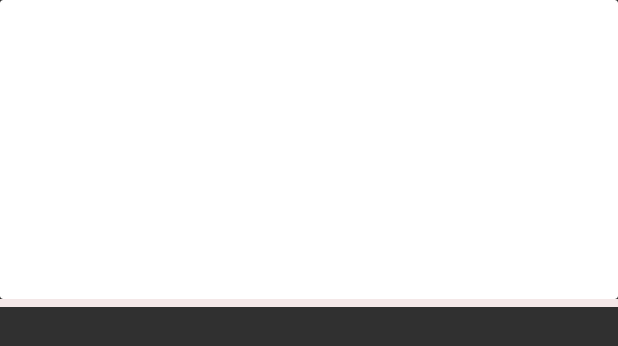
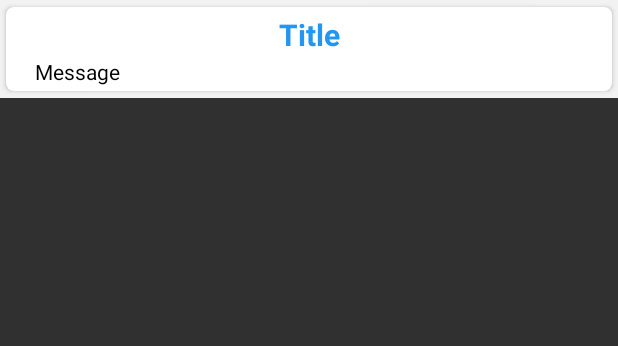
Before and after one commit to AkashShrestha31/OICSchh, an Android app: the layout notificationcard.xml on its own in the app's theme, with its tools: preview values and no code run, on a phone screen of 412 x 824 dp. Shown: the top 346 px of the screen. Run offline under Robolectric (Android 15) with nearby library versions, the phone set to English and light mode, and no system bars.

Commit message:
Firemessaging commit

```diff
--- a/app/src/main/res/layout/notificationcard.xml
+++ b/app/src/main/res/layout/notificationcard.xml
@@ -1,36 +1,59 @@
 <?xml version="1.0" encoding="utf-8"?>
 <LinearLayout xmlns:android="http://schemas.android.com/apk/res/android"
     xmlns:app="http://schemas.android.com/apk/res-auto"
+    xmlns:card_view="http://schemas.android.com/apk/res-auto"
     xmlns:tools="http://schemas.android.com/tools"
+    android:id="@+id/notificationlayout"
     android:layout_width="match_parent"
-    android:layout_height="match_parent"
+    android:layout_height="wrap_content"
+    android:background="#f2f2f2"
     android:orientation="vertical">
 
     <android.support.v7.widget.CardView
         android:layout_width="match_parent"
         android:layout_height="wrap_content"
-        app:cardBackgroundColor="#ffffff"
-
-        app:cardElevation="1dp">
+        android:clickable="true"
+        card_view:cardBackgroundColor="#ffffff"
+        card_view:cardCornerRadius="5dp"
+        card_view:cardUseCompatPadding="true"
+        card_view:contentPadding="3dp">
 
         <RelativeLayout
             android:layout_width="wrap_content"
-
             android:layout_height="wrap_content"
             android:orientation="vertical">
+
+            <TextView
+                android:id="@+id/notifytitle"
+                android:layout_width="match_parent"
+                android:layout_height="30dp"
+                android:gravity="center"
+                android:text="Title"
+                android:textColor="@color/tabselectedtextcolor"
+                android:textSize="20sp"
+                android:textStyle="bold" />
+
             <ImageView
-                android:id="@+id/notificationid"
-                android:layout_width="match_parent"
-                android:layout_height="180dp" />
-            <TextView
+                android:id="@+id/notify_image_url"
                 android:layout_width="match_parent"
                 android:layout_height="wrap_content"
-                android:layout_below="@id/notificationid" />
+                android:layout_below="@id/notifytitle"
+                android:scaleType="fitXY" />
+
+
+            <TextView
+                android:id="@+id/notifymessage"
+                android:layout_width="match_parent"
+                android:layout_height="wrap_content"
+                android:layout_below="@id/notify_image_url"
+                android:paddingLeft="16dp"
+                android:text="Message" />
         </RelativeLayout>
     </android.support.v7.widget.CardView>
-
-    <View
-        android:layout_width="match_parent"
-        android:layout_height="5dp"
-        android:background="#FFF4E8E8" />
+    <!--
+        <View
+            android:layout_width="match_parent"
+            android:layout_height="5dp"
+            android:background="#FFF4E8E8" />
+            -->
 </LinearLayout>
```
